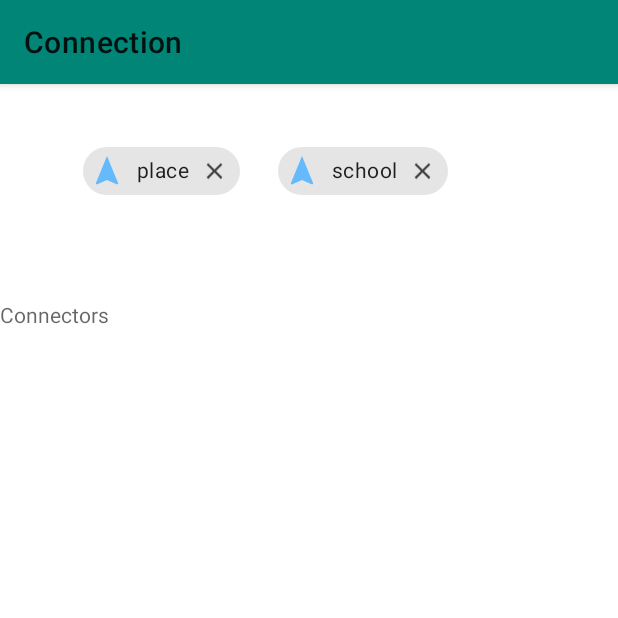
After one commit to sachin-designs/connections, an Android app: the Connectivity screen opened directly, with no data from a screen before it, on a phone screen of 412 x 824 dp, the top half of it. The commit adds this screen. Run offline under Robolectric (Android 15) with nearby library versions, the phone set to English and light mode, and no system bars; our stand-ins replace Firebase (no records; nobody signed in at launch, a user with empty details on screens opened directly).

Commit message:
Added connectivity logics and chip UI

```diff
--- a/Connection Test/Connection Test/app/build.gradle
+++ b/Connection Test/Connection Test/app/build.gradle
@@ -30,6 +30,10 @@ dependencies {
     testImplementation 'junit:junit:4.12'
     androidTestImplementation 'androidx.test.ext:junit:1.1.0'
     androidTestImplementation 'androidx.test.espresso:espresso-core:3.1.1'
+    implementation 'com.google.android.material:material:1.1.0'
+    implementation 'com.fasterxml.jackson.core:jackson-core:2.10.2'
+    implementation 'com.fasterxml.jackson.core:jackson-annotations:2.10.2'
+    implementation 'com.fasterxml.jackson.core:jackson-databind:2.10.2'
 
 
 //    implementation fileTree(dir: 'libs', include: ['*.jar'])
--- a/Connection Test/Connection Test/app/src/main/AndroidManifest.xml
+++ b/Connection Test/Connection Test/app/src/main/AndroidManifest.xml
@@ -23,6 +23,8 @@
             android:screenOrientation="portrait"/>
         <activity android:name=".MainActivity"
             android:label="Login"/>
+        <activity android:name=".Connectivity"
+            android:screenOrientation="portrait"/>
     </application>
 
 </manifest>
--- /dev/null
+++ b/Connection Test/Connection Test/app/src/main/java/com/example/myapplication/Connectivity.java
@@ -0,0 +1,107 @@
+package com.example.myapplication;
+
+import android.os.Bundle;
+import android.util.Log;
+import android.widget.TextView;
+
+import androidx.annotation.NonNull;
+import androidx.appcompat.app.AppCompatActivity;
+
+import com.fasterxml.jackson.databind.ObjectMapper;
+import com.google.android.material.chip.Chip;
+import com.google.firebase.auth.FirebaseAuth;
+import com.google.firebase.auth.FirebaseUser;
+import com.google.firebase.database.DataSnapshot;
+import com.google.firebase.database.DatabaseError;
+import com.google.firebase.database.DatabaseReference;
+import com.google.firebase.database.FirebaseDatabase;
+import com.google.firebase.database.Query;
+import com.google.firebase.database.ValueEventListener;
+
+import java.util.Map;
+
+public class Connectivity extends AppCompatActivity {
+
+    private DatabaseReference databaseRef;
+    private DatabaseReference dbref_cuser;
+    private Chip chip1, chip2;
+    ObjectMapper oMapper = new ObjectMapper();
+    Map<String, Object> Muser;
+    String Schip1,Schip2;
+    String cuser;
+    String cplace,cschool;
+    TextView connect_view;
+    @Override
+    protected void onCreate(Bundle savedInstanceState) {
+        super.onCreate(savedInstanceState);
+
+        setContentView(R.layout.connectivity);
+        Log.d("DB","inside connectiviy class");
+        databaseRef= FirebaseDatabase.getInstance().getReference().child("Register");
+        chip1 = (Chip) findViewById(R.id.chip1);
+        chip2 = (Chip) findViewById(R.id.chip2);
+        FirebaseUser user= FirebaseAuth.getInstance().getCurrentUser();
+        final String userid=user.getUid();
+        connect_view=(TextView)findViewById(R.id.Connect_view);
+        Schip1=chip1.getText().toString();
+        Schip2=chip2.getText().toString();
+        dbref_cuser=databaseRef.child(userid);
+
+        Query query = databaseRef.orderByChild(Schip1);
+        dbref_cuser.addValueEventListener(new ValueEventListener() {
+            @Override
+            public void onDataChange(@NonNull DataSnapshot dataSnapshot) {
+                if(dataSnapshot.exists()){
+                    Users user = dataSnapshot.getValue(Users.class);
+                    Muser=oMapper.convertValue(user, Map.class);
+                    cschool= (String) Muser.get(Schip1);
+                    cplace=(String)Muser.get(Schip2);
+                    Log.d("DB","Data exists "+cplace);
+
+                }else {
+                    Log.d("DB","Data not exists for current user");
+                }
+
+            }
+
+            @Override
+            public void onCancelled(@NonNull DatabaseError databaseError) {
+                Log.d("DB","Data for cuser cancelled");
+
+            }
+        });
+
+        query.addValueEventListener(new ValueEventListener() {
+            @Override
+            public void onDataChange(@NonNull DataSnapshot dataSnapshot) {
+                Schip1=chip1.getText().toString();
+                Schip2=chip2.getText().toString();
+                if (dataSnapshot.exists()) {
+
+                    // dataSnapshot is the "issue" node with all children with id 0
+                    for (DataSnapshot data : dataSnapshot.getChildren()) {
+                        // do something with the individual "issues"
+
+                        Users user = data.getValue(Users.class);
+                        Muser = oMapper.convertValue(user, Map.class);
+                        if (cplace.equals(Muser.get(Schip2)) && cschool.equals(Muser.get(Schip1))) {
+                            String connectors=user.username + " " + user.place + " " + user.school;
+                            connect_view.append(connectors+" ");
+                            Log.d("DB", "Datasnapshot " +user.username + " " +user.place + " " +user.school);
+                        }
+                    }
+
+                }else{
+                    Log.d("DB","datasnapshot doest not exists");
+                }
+            }
+
+            @Override
+            public void onCancelled(@NonNull DatabaseError databaseError) {
+                Log.d("DB","Cancelled");
+            }
+        });
+        // enter logic to filter out connectors.
+
+    }
+}
--- /dev/null
+++ b/Connection Test/Connection Test/app/src/main/res/drawable/ic_chat_black_24dp.xml
@@ -0,0 +1,5 @@
+<vector android:alpha="0.84" android:height="24dp"
+    android:tint="#4CB1FF" android:viewportHeight="24.0"
+    android:viewportWidth="24.0" android:width="24dp" xmlns:android="http://schemas.android.com/apk/res/android">
+    <path android:fillColor="#FF000000" android:pathData="M20,2L4,2c-1.1,0 -1.99,0.9 -1.99,2L2,22l4,-4h14c1.1,0 2,-0.9 2,-2L22,4c0,-1.1 -0.9,-2 -2,-2zM6,9h12v2L6,11L6,9zM14,14L6,14v-2h8v2zM18,8L6,8L6,6h12v2z"/>
+</vector>
--- /dev/null
+++ b/Connection Test/Connection Test/app/src/main/res/drawable/ic_close_black_24dp.xml
@@ -0,0 +1,5 @@
+<vector android:alpha="0.84" android:height="24dp"
+    android:tint="#4CB1FF" android:viewportHeight="24.0"
+    android:viewportWidth="24.0" android:width="24dp" xmlns:android="http://schemas.android.com/apk/res/android">
+    <path android:fillColor="#FF000000" android:pathData="M19,6.41L17.59,5 12,10.59 6.41,5 5,6.41 10.59,12 5,17.59 6.41,19 12,13.41 17.59,19 19,17.59 13.41,12z"/>
+</vector>
--- /dev/null
+++ b/Connection Test/Connection Test/app/src/main/res/drawable/ic_navigation_black_24dp.xml
@@ -0,0 +1,5 @@
+<vector android:alpha="0.84" android:height="24dp"
+    android:tint="#4CB1FF" android:viewportHeight="24.0"
+    android:viewportWidth="24.0" android:width="24dp" xmlns:android="http://schemas.android.com/apk/res/android">
+    <path android:fillColor="#FF000000" android:pathData="M12,2L4.5,20.29l0.71,0.71L12,18l6.79,3 0.71,-0.71z"/>
+</vector>
--- /dev/null
+++ b/Connection Test/Connection Test/app/src/main/res/layout/connectivity.xml
@@ -0,0 +1,54 @@
+<?xml version="1.0" encoding="utf-8"?>
+<LinearLayout xmlns:android="http://schemas.android.com/apk/res/android"
+    android:layout_width="match_parent"
+    android:layout_height="match_parent"
+    xmlns:app="http://schemas.android.com/apk/res-auto"
+    android:orientation="vertical">
+
+    <RelativeLayout
+        android:layout_width="match_parent"
+        android:layout_height="144dp"
+        android:baselineAligned="false">
+
+        <com.google.android.material.chip.Chip
+            android:id="@+id/chip2"
+            style="@style/Widget.MaterialComponents.Chip.Entry"
+            android:layout_width="wrap_content"
+            android:layout_height="wrap_content"
+            android:layout_alignParentStart="true"
+            android:layout_alignParentTop="true"
+            android:layout_marginStart="55dp"
+            android:layout_marginTop="34dp"
+            android:text="place"
+            app:chipIcon="@drawable/ic_navigation_black_24dp"
+            app:closeIcon="@drawable/ic_close_black_24dp" />
+
+        <com.google.android.material.chip.Chip
+            android:id="@+id/chip1"
+            style="@style/Widget.MaterialComponents.Chip.Entry"
+            android:layout_width="wrap_content"
+            android:layout_height="wrap_content"
+            android:layout_alignParentStart="true"
+            android:layout_alignParentTop="true"
+            android:layout_marginStart="185dp"
+            android:layout_marginTop="34dp"
+            android:text="school"
+            app:chipIcon="@drawable/ic_navigation_black_24dp"
+            app:closeIcon="@drawable/ic_close_black_24dp" />
+
+    </RelativeLayout>
+
+    <RelativeLayout
+        android:layout_width="match_parent"
+        android:layout_height="196dp"
+        android:baselineAligned="false">
+
+        <TextView
+            android:id="@+id/Connect_view"
+            android:layout_width="match_parent"
+            android:layout_height="57dp"
+            android:hint="Connectors" />
+
+    </RelativeLayout>
+
+</LinearLayout>
--- a/Connection Test/Connection Test/app/src/main/res/values/styles.xml
+++ b/Connection Test/Connection Test/app/src/main/res/values/styles.xml
@@ -1,7 +1,7 @@
 <resources>
 
     <!-- Base application theme. -->
-    <style name="AppTheme" parent="Theme.AppCompat.Light.DarkActionBar">
+    <style name="AppTheme" parent="Theme.MaterialComponents.Light">
         <!-- Customize your theme here. -->
         <item name="colorPrimary">@color/colorPrimary</item>
         <item name="colorPrimaryDark">@color/colorPrimaryDark</item>
```
Also changed, not shown: Connection Test/Connection Test/app/src/main/java/com/example/myapplication/ChatActivity.java (+10 -0 lines), Connection Test/Connection Test/app/src/main/java/com/example/myapplication/RegisterActivity.java (+8 -1 lines), Connection Test/Connection Test/app/src/main/java/com/example/myapplication/Users.java (+7 -1 lines), Connection Test/Connection Test/app/src/main/res/layout/chat_activity.xml (+44 -21 lines), Connection Test/Connection Test/app/src/main/res/layout/register_activity.xml (+15 -2 lines), 1 other file.
